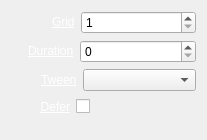
The window that trunk/Widgets/Inspector/InspectorGridWidget.ui (cambell-prince/casparcg-client) describes before a commit, drawn with Qt 5.
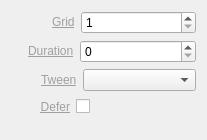
The same window after the commit.

```diff
--- a/trunk/Widgets/Inspector/InspectorGridWidget.ui
+++ b/trunk/Widgets/Inspector/InspectorGridWidget.ui
@@ -38,7 +38,7 @@
      <item>
       <widget class="QLabel" name="labelGrid">
        <property name="text">
-        <string>&lt;a href=&quot;Grid&quot; style=&quot;color: white;&quot;&gt;Grid&lt;/a&gt;</string>
+        <string>&lt;a href=&quot;Grid&quot; style=&quot;color: #A0A0A0;&quot;&gt;Grid&lt;/a&gt;</string>
        </property>
       </widget>
      </item>
@@ -78,7 +78,7 @@
      <item>
       <widget class="QLabel" name="labelDuration">
        <property name="text">
-        <string>&lt;a href=&quot;Duration&quot; style=&quot;color: white;&quot;&gt;Duration&lt;/a&gt;</string>
+        <string>&lt;a href=&quot;Duration&quot; style=&quot;color: #A0A0A0;&quot;&gt;Duration&lt;/a&gt;</string>
        </property>
       </widget>
      </item>
@@ -118,7 +118,7 @@
      <item>
       <widget class="QLabel" name="labelEasing">
        <property name="text">
-        <string>&lt;a href=&quot;Tween&quot; style=&quot;color: white;&quot;&gt;Tween&lt;/a&gt;</string>
+        <string>&lt;a href=&quot;Tween&quot; style=&quot;color: #A0A0A0;&quot;&gt;Tween&lt;/a&gt;</string>
        </property>
       </widget>
      </item>
@@ -155,7 +155,7 @@
      <item>
       <widget class="QLabel" name="labelDefer">
        <property name="text">
-        <string>&lt;a href=&quot;Defer&quot; style=&quot;color: white;&quot;&gt;Defer&lt;/a&gt;</string>
+        <string>&lt;a href=&quot;Defer&quot; style=&quot;color: #A0A0A0;&quot;&gt;Defer&lt;/a&gt;</string>
        </property>
        <property name="alignment">
         <set>Qt::AlignRight|Qt::AlignTrailing|Qt::AlignVCenter</set>
```
